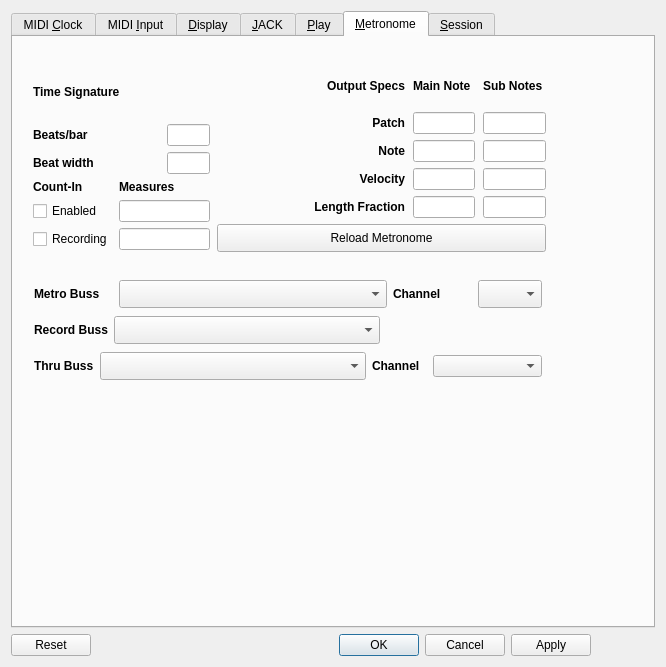
Qt form seq_qt5/forms/qseditoptions.ui (ahlstromcj/seq66) before a commit.
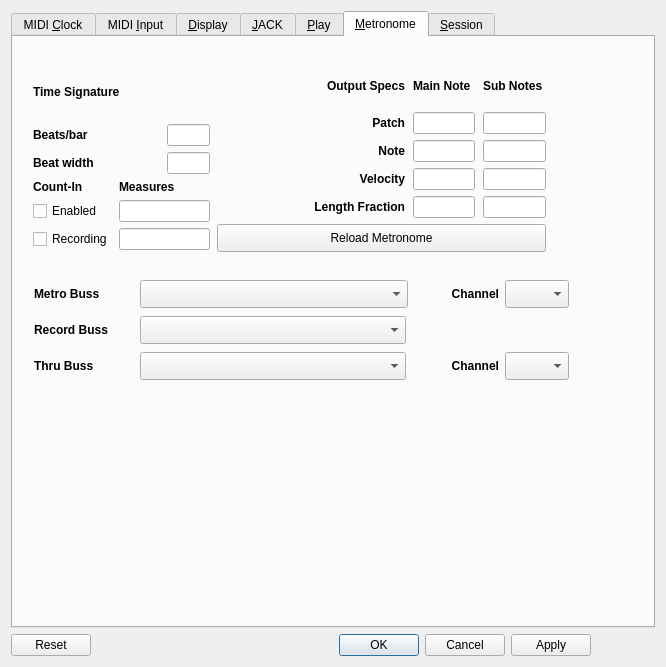
The same form after that commit.

```diff
--- a/seq_qt5/forms/qseditoptions.ui
+++ b/seq_qt5/forms/qseditoptions.ui
@@ -2003,12 +2003,12 @@
         </item>
        </layout>
       </widget>
-      <widget class="QWidget" name="">
+      <widget class="QWidget" name="layoutWidget">
        <property name="geometry">
         <rect>
          <x>21</x>
          <y>241</y>
-         <width>508</width>
+         <width>535</width>
          <height>105</height>
         </rect>
        </property>
@@ -2017,6 +2017,12 @@
          <layout class="QHBoxLayout" name="horizontalLayout" stretch="1,4,1,2">
           <item>
            <widget class="QLabel" name="label_metro_buss">
+            <property name="minimumSize">
+             <size>
+              <width>100</width>
+              <height>28</height>
+             </size>
+            </property>
             <property name="font">
              <font>
               <weight>75</weight>
@@ -2055,6 +2061,9 @@
             <property name="text">
              <string>Channel</string>
             </property>
+            <property name="alignment">
+             <set>Qt::AlignRight|Qt::AlignTrailing|Qt::AlignVCenter</set>
+            </property>
            </widget>
           </item>
           <item>
@@ -2079,6 +2088,12 @@
          <layout class="QHBoxLayout" name="horizontalLayout_4">
           <item>
            <widget class="QLabel" name="label_record_bus">
+            <property name="minimumSize">
+             <size>
+              <width>100</width>
+              <height>28</height>
+             </size>
+            </property>
             <property name="font">
              <font>
               <weight>75</weight>
@@ -2125,6 +2140,12 @@
          <layout class="QHBoxLayout" name="horizontalLayout_5" stretch="1,4,1,2">
           <item>
            <widget class="QLabel" name="label_metro_thru_buss">
+            <property name="minimumSize">
+             <size>
+              <width>100</width>
+              <height>28</height>
+             </size>
+            </property>
             <property name="font">
              <font>
               <weight>75</weight>
@@ -2163,10 +2184,26 @@
             <property name="text">
              <string>Channel</string>
             </property>
+            <property name="alignment">
+             <set>Qt::AlignRight|Qt::AlignTrailing|Qt::AlignVCenter</set>
+            </property>
            </widget>
           </item>
           <item>
-           <widget class="QComboBox" name="combobox_metro_thru_channel"/>
+           <widget class="QComboBox" name="combobox_metro_thru_channel">
+            <property name="minimumSize">
+             <size>
+              <width>64</width>
+              <height>28</height>
+             </size>
+            </property>
+            <property name="maximumSize">
+             <size>
+              <width>64</width>
+              <height>28</height>
+             </size>
+            </property>
+           </widget>
           </item>
          </layout>
         </item>
```
